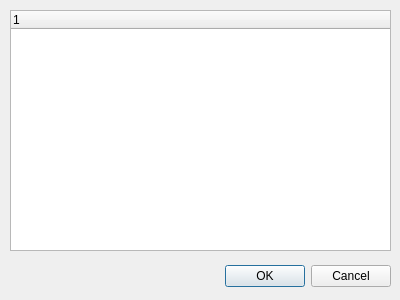
This is ui/sourcedialog.ui in hanikesn/octopus as Qt 5 draws it before an edit. The edited form follows.
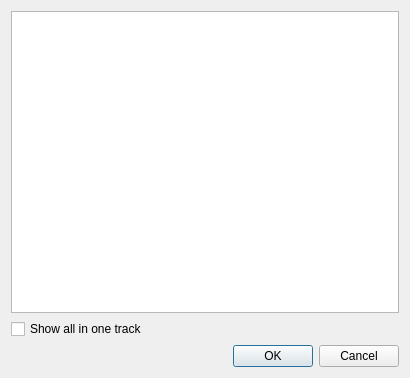
This is the edited form.

Commit message: SourceDialog jetzt mit all-in-one-Option. Tracks können auch Sources hinzufügen und verwenden den SourceDialog ohne all-in-one-Option.

Diff of the .ui file:
```diff
--- a/ui/sourcedialog.ui
+++ b/ui/sourcedialog.ui
@@ -6,22 +6,35 @@
    <rect>
     <x>0</x>
     <y>0</y>
-    <width>400</width>
-    <height>300</height>
+    <width>410</width>
+    <height>378</height>
    </rect>
   </property>
   <property name="windowTitle">
    <string>Choose one or more data series to show them</string>
   </property>
+  <layout class="QVBoxLayout" name="verticalLayout">
+   <item>
+    <widget class="QTreeWidget" name="sourceTree">
+     <property name="headerHidden">
+      <bool>true</bool>
+     </property>
+     <column>
+      <property name="text">
+       <string notr="true">1</string>
+      </property>
+     </column>
+    </widget>
+   </item>
+   <item>
+    <widget class="QCheckBox" name="allInOneOption">
+     <property name="text">
+      <string>Show all in one track</string>
+     </property>
+    </widget>
+   </item>
+   <item>
   <widget class="QDialogButtonBox" name="buttonBox">
-   <property name="geometry">
-    <rect>
-     <x>50</x>
-     <y>260</y>
-     <width>341</width>
-     <height>32</height>
-    </rect>
-   </property>
    <property name="orientation">
     <enum>Qt::Horizontal</enum>
    </property>
@@ -29,21 +42,8 @@
     <set>QDialogButtonBox::Cancel|QDialogButtonBox::Ok</set>
    </property>
   </widget>
-  <widget class="QTreeWidget" name="sourceTree">
-   <property name="geometry">
-    <rect>
-     <x>10</x>
-     <y>10</y>
-     <width>381</width>
-     <height>241</height>
-    </rect>
-   </property>
-   <column>
-    <property name="text">
-     <string notr="true">1</string>
-    </property>
-   </column>
-  </widget>
+   </item>
+  </layout>
  </widget>
  <resources/>
  <connections>
```
Lines whose indentation alone changed are shown as unchanged. The commit also changes 4 other files.
